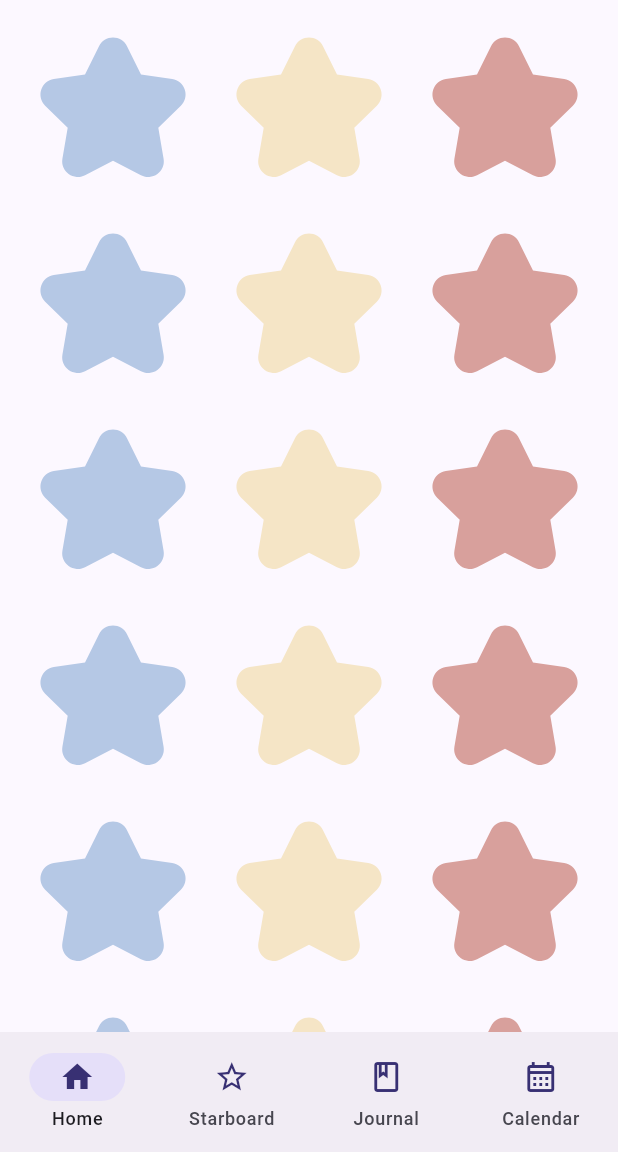
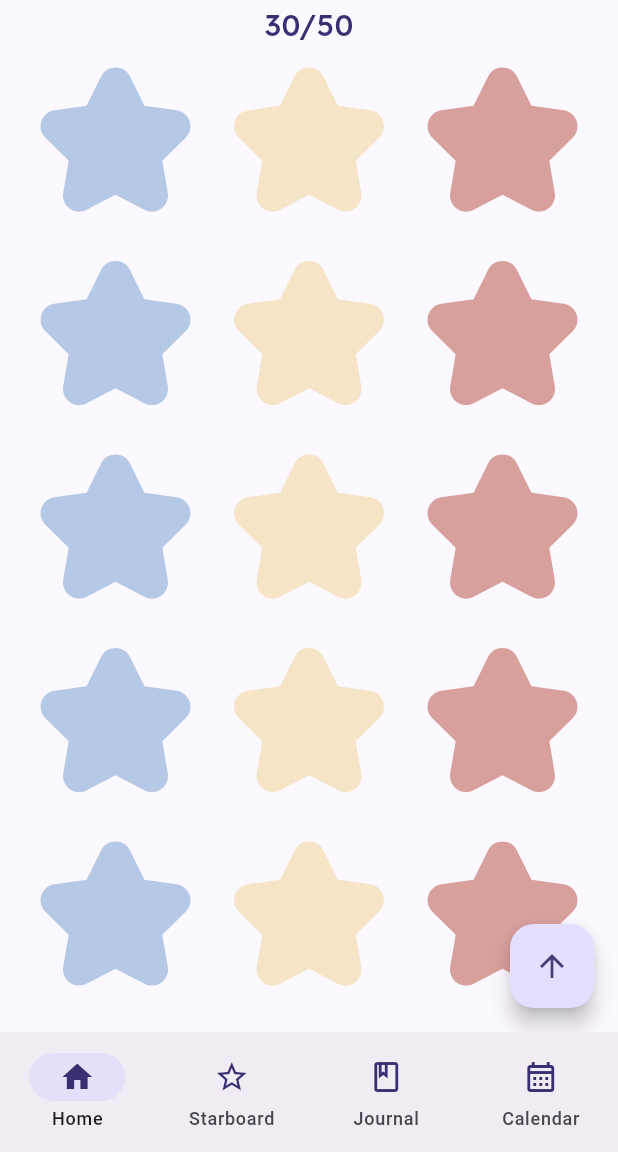
Before and after one commit to SecondSightapp/mobile, a Flutter app: the screen it shows after launch, after a tap on "view more...", on a phone screen of 412 x 824 dp, the part 84-1236 px from its top. Run offline on Flutter 3.47's test engine with Material 3 defaults, Android fonts, the phone set to English and light mode, and no system bars; our stand-ins replace google_fonts, google_sign_in.

Commit message:
Updated mood picker page Added clickability to stars and journal cards

```diff
--- a/lib/src/ui/components/journal_card.dart
+++ b/lib/src/ui/components/journal_card.dart
@@ -13,6 +13,10 @@ class JournalCard extends StatelessWidget {
     return SizedBox(
       width: 224,
       height: 182,
+      child: InkWell(
+        onTap: () {
+          // open the card's contents
+        },
         child: Card(
           color: Colors.white,
           elevation: 4,
@@ -40,7 +44,7 @@ class JournalCard extends StatelessWidget {
                 child: Align(
                   alignment: Alignment.centerLeft,
                   child: Text(
-                  content,
+                    content.length > 20 ? '${content.substring(0, 20)}...' : content,
                     style: GoogleFonts.lexend(
                       color: themePurple,
                       fontSize: 28,
@@ -52,6 +56,7 @@ class JournalCard extends StatelessWidget {
             ],
           ),
         ),
+      ),
     );
   }
 }
--- a/lib/src/ui/components/star.dart
+++ b/lib/src/ui/components/star.dart
@@ -7,7 +7,11 @@ class Star extends StatelessWidget {
 
   @override
   Widget build(BuildContext context) {
-    return Container(
+    return GestureDetector(
+      onTap: () {
+        // set today's mood
+      },
+      child: Container(
         width: MediaQuery.of(context).size.width * 0.25,
         height: MediaQuery.of(context).size.height * 0.1,
         decoration: ShapeDecoration(
@@ -17,6 +21,7 @@ class Star extends StatelessWidget {
             pointRounding: 0.5,
           ),
         ),
+      ),
     );
   }
 }
--- a/lib/src/ui/screens/mood_picker.dart
+++ b/lib/src/ui/screens/mood_picker.dart
@@ -89,17 +89,79 @@ class MoodPicker extends StatelessWidget {
   }
 }
 
-class MoodPickerBody extends StatelessWidget {
+class MoodPickerBody extends StatefulWidget {
   const MoodPickerBody({super.key});
 
   @override
+  State<MoodPickerBody> createState() => _MoodPickerBodyState();
+}
+
+class _MoodPickerBodyState extends State<MoodPickerBody> {
+  final ScrollController _scrollController = ScrollController();
+
+  void _scrollToTop() {
+    _scrollController.animateTo(
+      0.0,
+      duration: const Duration(seconds: 1),
+      curve: Curves.easeInOut,
+    );
+  }
+
+  @override
   Widget build(BuildContext context) {
-    return GridView.count(
-      crossAxisCount: 3,
-      crossAxisSpacing: 30.0,
-      mainAxisSpacing: 30.0,
-      padding: const EdgeInsets.all(25.0),
-      children: stars,
+    return Scaffold(
+      body: Column(
+        children: [
+          const MoodCounter(),
+          Expanded(
+            child: GridView.builder(
+              padding: const EdgeInsets.only(left: 25.0, right: 25.0, top: 12.0, bottom: 12.0),
+              controller: _scrollController,
+              gridDelegate: const SliverGridDelegateWithFixedCrossAxisCount(
+                crossAxisCount: 3,
+                crossAxisSpacing: 25.0,
+                mainAxisSpacing: 25.0,
+              ),
+              itemCount: stars.length,
+              itemBuilder: (context, index) {
+                return stars[index];
+              },
+            ),
+          ),
+        ],
+      ),
+      floatingActionButton: FloatingActionButton(
+        onPressed: _scrollToTop,
+        child: const Icon(Icons.arrow_upward),
+      ),
     );
   }
 }
+
+class MoodCounter extends StatefulWidget {
+  const MoodCounter({super.key});
+
+  @override
+  State<MoodCounter> createState() => _MoodCounterState();
+}
+
+class _MoodCounterState extends State<MoodCounter> {
+  @override
+  Widget build(BuildContext context) {
+    return SizedBox(
+      height: MediaQuery.of(context).size.height * 0.04,
+      child: Center(
+        child: Text(
+          "${stars.length}/50",
+          style: GoogleFonts.lexend(
+            textStyle: const TextStyle(
+              color: themePurple,
+              fontSize: 20,
+              fontWeight: FontWeight.w500,
+            ),
+          ),
+        ),
+      ),
+    );
+  }
+}
```
Lines whose indentation alone changed are shown as unchanged.
